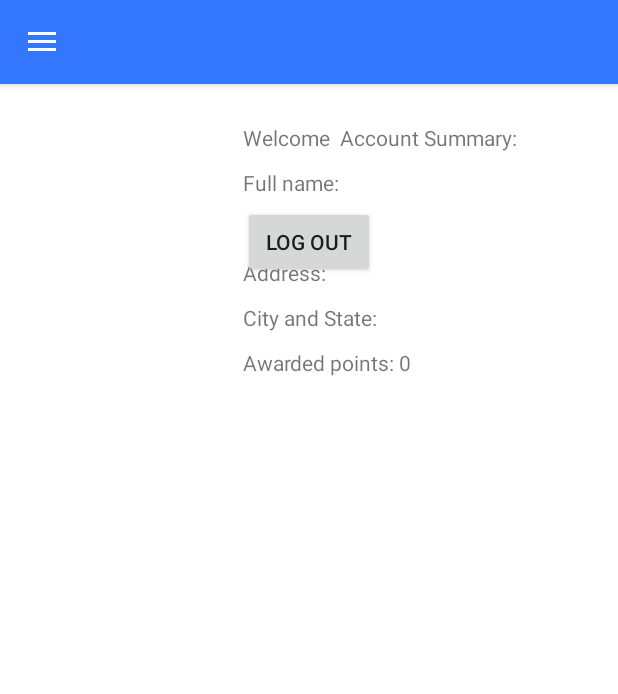
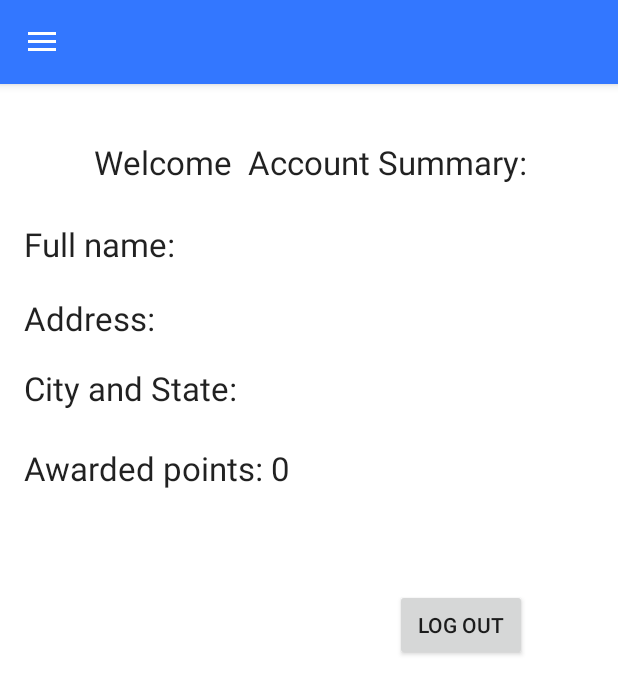
Before and after one commit to csammcgrath/TeamProject, an Android app: the MainActivity screen opened directly, with no data from a screen before it, in the side drawer, after a tap on "Settings", on a phone screen of 412 x 824 dp. Shown: the top 694 px of the screen. Run offline under Robolectric (Android 15) with nearby library versions, the phone set to English and light mode, and no system bars; our stand-ins replace Firebase (no records; nobody signed in at launch, a user with empty details on screens opened directly); libraries missing offline, so code that uses them is left out: com.firebase.client; 3 statements that could not run were skipped.

Commit message:
fixed all bugs for the log In part

```diff
--- a/app/src/main/java/com/example/sam/testing2/MainActivity.java
+++ b/app/src/main/java/com/example/sam/testing2/MainActivity.java
@@ -18,6 +18,7 @@ import android.view.Menu;
 import android.view.MenuItem;
 import android.widget.Toast;
 
+import com.firebase.client.Firebase;
 import com.google.firebase.auth.FirebaseAuth;
 
 public class MainActivity extends AppCompatActivity
@@ -38,6 +39,7 @@ public class MainActivity extends AppCompatActivity
         drawer.setDrawerListener(toggle);
         toggle.syncState();
 
+        Firebase.setAndroidContext(this);
         NavigationView navigationView = (NavigationView) findViewById(R.id.nav_view);
         navigationView.setNavigationItemSelectedListener(this);
     }
@@ -74,30 +76,6 @@ public class MainActivity extends AppCompatActivity
         return super.onOptionsItemSelected(item);
     }
 
-    /*@SuppressWarnings("StatementWithEmptyBody")
-    @Override
-    public boolean onNavigationItemSelected(MenuItem item) {
-        // Handle navigation view item clicks here.
-        int id = item.getItemId();
-
-        if (id == R.id.nav_menu) {
-
-        } else if (id == R.id.nav_locations) {
-
-        } else if (id == R.id.nav_rewards) {
-
-        } else if (id == R.id.nav_contactUs) {
-
-        } else if (id == R.id.nav_settings) {
-            startActivity(new Intent(getApplicationContext(), settingActivity.class));
-        }
-
-        // draw stuff
-        DrawerLayout drawer = (DrawerLayout) findViewById(R.id.drawer_layout);
-        drawer.closeDrawer(GravityCompat.START);
-        return true;
-    }*/
-
     @SuppressWarnings("StatementWithEmptyBody")
     @Override
     public boolean onNavigationItemSelected(MenuItem item) {
@@ -115,7 +93,6 @@ public class MainActivity extends AppCompatActivity
         //initializing the fragment object which is selected
         switch (itemId) {
             case R.id.nav_rewards:
-                fragment = new Menu1();
                 break;
             case R.id.nav_menu:
                 fragment = new menuClass1();
@@ -125,6 +102,7 @@ public class MainActivity extends AppCompatActivity
                 break;
             case R.id.nav_settings:
                 fragment = new settingActivity();
+                break;
         }
         //replacing the fragment
         if (fragment != null) {
--- a/app/src/main/java/com/example/sam/testing2/UserInfo.java
+++ b/app/src/main/java/com/example/sam/testing2/UserInfo.java
@@ -7,11 +7,11 @@ package com.example.sam.testing2;
 // Class User Info
 public class UserInfo {
 
-    public String name;
-    public String address;
-    public String city;
-    public String state;
-    public int point;
+    private String name;
+    private String address;
+    private String city;
+    private String state;
+    private int point;
 
     public UserInfo(){
         this.address = "";
@@ -19,9 +19,17 @@ public class UserInfo {
         this.city = "";
         this.state = "";
         this.point = 0;
+    }
+
+    public  UserInfo(int point)
+    {
+        this.point = point;
+        getName();
+        getAddress();
+        getState();
+        getCity();
 
     }
-
     public UserInfo( String name, String address,String city, String state){
         this.address = address;
         this.name = name;
@@ -30,10 +38,10 @@ public class UserInfo {
         this.point = 0;
     }
 
-    public String getName() {
+    public String getName()  {
         return name;
     }
-    public String getAddress(){
+    public String getAddress() {
         return address;
     }
     public String getCity(){
@@ -45,4 +53,20 @@ public class UserInfo {
     public int getPoint(){
         return point;
     }
+
+    public void setName(String name){
+        this.name = name;
+    }
+    public void setAddress(String address){
+        this.address = address;
+    }
+    public void setCity(String city){
+        this.city = name;
+    }
+    public void setState(String state){
+        this.state = state;
+    }
+    public void setPoint(int point){
+        this.point = point;
+    }
 }
--- a/app/src/main/java/com/example/sam/testing2/profileActivity.java
+++ b/app/src/main/java/com/example/sam/testing2/profileActivity.java
@@ -31,6 +31,7 @@ public class profileActivity extends AppCompatActivity implements android.view.V
     private EditText editTextCite;
     private EditText editTextNameSate;
     private DatabaseReference databaseReference;
+    private  UserInfo userInfo;
 
     @Override
     protected void onCreate(Bundle savedInstanceState) {
@@ -69,9 +70,8 @@ public class profileActivity extends AppCompatActivity implements android.view.V
         String address = editTextAddress.getText().toString().trim();
         String city = editTextCite.getText().toString().trim();
         String state = editTextNameSate.getText().toString().trim();
-        int point = 0;
 
-        UserInfo userInfo = new UserInfo( name, address,city, state);
+        userInfo = new UserInfo( name, address,city, state);
 
         FirebaseUser user = firebaseAuth.getCurrentUser();
 
--- a/app/src/main/java/com/example/sam/testing2/settingActivity.java
+++ b/app/src/main/java/com/example/sam/testing2/settingActivity.java
@@ -11,56 +11,22 @@ import android.view.View;
 import android.view.ViewGroup;
 import android.widget.Button;
 import android.widget.TextView;
+import android.widget.Toast;
 
+import com.firebase.client.DataSnapshot;
+import com.firebase.client.Firebase;
+import com.firebase.client.FirebaseError;
+import com.firebase.client.ValueEventListener;
 import com.google.firebase.auth.FirebaseAuth;
 import com.google.firebase.auth.FirebaseUser;
+import com.google.firebase.database.DatabaseError;
+import com.google.firebase.database.DatabaseReference;
+import com.google.firebase.database.FirebaseDatabase;
+import com.google.firebase.database.MutableData;
+import com.google.firebase.database.Transaction;
+
 
 public class settingActivity extends Fragment  {
-
-    /*private FirebaseAuth firebaseAuth;
-    private Button buttonLogOut;
-    private TextView email;
-    private TextView name;
-
-    private TextView address;
-    private TextView state;
-    private TextView point;
-    private UserInfo userInfo;
-    @Override
-    protected void onCreate(Bundle savedInstanceState) {
-        super.onCreate(savedInstanceState);
-        setContentView(R.layout.activity_setting);
-        userInfo = new UserInfo();
-
-        firebaseAuth = FirebaseAuth.getInstance();
-        FirebaseUser user = firebaseAuth.getCurrentUser();
-
-
-        buttonLogOut = (Button) findViewById(R.id.logOut);
-        email = (TextView) findViewById(R.id.textView2);
-        name = (TextView) findViewById(R.id.textView3);
-        address = (TextView) findViewById(R.id.textView5);
-        state = (TextView) findViewById(R.id.textView6);
-        point = (TextView) findViewById(R.id.textView7);
-
-        email.setText("Welcome " + user.getEmail() + " " + "Account Summary:");
-        name.setText("Full name: " + userInfo.getName());
-        address.setText("Address: " + userInfo.getAddress());
-        state.setText("City and State: " + userInfo.getCity() + " " + userInfo.getState());
-        point.setText("Awarded points: " + userInfo.getPoint());
-
-        buttonLogOut.setOnClickListener(this);
-    }
-
-    @Override
-    public void onClick(View view){
-        if(view == buttonLogOut){
-
-            firebaseAuth.signOut();
-            finish();
-            startActivity(new Intent(this, SignIn.class));
-        }
-    }*/
 
     private FirebaseAuth firebaseAuth;
     private Button buttonLogOut;
@@ -71,6 +37,9 @@ public class settingActivity extends Fragment  {
     private TextView state;
     private TextView point;
     private UserInfo userInfo;
+    private DatabaseReference databaseReference;
+    private Firebase firebase;
+
 
     @Nullable
     @Override
@@ -87,8 +56,13 @@ public class settingActivity extends Fragment  {
 
         userInfo = new UserInfo();
 
+        databaseReference = FirebaseDatabase.getInstance().getReference();
+
         firebaseAuth = FirebaseAuth.getInstance();
         FirebaseUser user = firebaseAuth.getCurrentUser();
+
+        final FirebaseDatabase database = FirebaseDatabase.getInstance();
+        DatabaseReference ref = database.getReference(user.getUid());
 
         buttonLogOut = (Button) getView().findViewById(R.id.logOut);
         email = (TextView) getView().findViewById(R.id.textView2);
@@ -103,7 +77,61 @@ public class settingActivity extends Fragment  {
         state.setText("City and State: " + userInfo.getCity() + " " + userInfo.getState());
         point.setText("Awarded points: " + userInfo.getPoint());
 
-        buttonLogOut.setOnClickListener(new View.OnClickListener() {
+
+        DatabaseReference upvotesRef = ref.child("point");
+        upvotesRef.runTransaction(new Transaction.Handler() {
+            @Override
+            public Transaction.Result doTransaction(MutableData mutableData) {
+                Integer currentValue = mutableData.getValue(Integer.class);
+                if (currentValue == null) {
+                    mutableData.setValue(1);
+                } else {
+                    mutableData.setValue(currentValue + 8);
+                }
+
+                return Transaction.success(mutableData);
+            }
+
+            @Override
+            public void onComplete(DatabaseError databaseError, boolean b, com.google.firebase.database.DataSnapshot dataSnapshot) {
+                display();
+            }
+
+        });
+
+
+        email.setText("Welcome " + user.getEmail() + " " + "Account Summary:");
+        firebase = new Firebase("https://krazysub-aac40.firebaseio.com/");
+
+        firebase.addValueEventListener(new ValueEventListener() {
+
+            @Override
+            public void onDataChange(DataSnapshot dataSnapshot) {
+                for (DataSnapshot data : dataSnapshot.getChildren()) {
+                    userInfo = new UserInfo();
+
+                    String strName = data.getValue(UserInfo.class).getName();
+                    String strAddress = data.getValue(UserInfo.class).getAddress();
+                    String strCity = data.getValue(UserInfo.class).getCity();
+                    String strState = data.getValue(UserInfo.class).getState();
+                    int strPoint = data.getValue(UserInfo.class).getPoint();
+
+                    name.setText("Full name: " + strName);
+                    address.setText("Address: " + strAddress);
+                    state.setText("City and State: " + strCity + " ," + strState);
+                    point.setText("Awarded points: " + strPoint );
+                }
+            }
+
+            @Override
+            public void onCancelled(FirebaseError firebaseError) {
+
+            }
+        });
+
+
+
+    buttonLogOut.setOnClickListener(new View.OnClickListener() {
             @Override
             public void onClick(View view) {
                 firebaseAuth.signOut();
@@ -115,4 +143,9 @@ public class settingActivity extends Fragment  {
             }
         });
     }
+
+    // Points were added
+    public void display(){
+       Toast.makeText(settingActivity.this.getActivity(),"New Reward Points were added...", Toast.LENGTH_SHORT).show();
+    }
 }
--- a/app/src/main/res/layout/activity_setting.xml
+++ b/app/src/main/res/layout/activity_setting.xml
@@ -12,58 +12,68 @@
         android:text="TextView"
         android:layout_width="wrap_content"
         android:layout_height="wrap_content"
-    android:layout_alignParentTop="true"
-    android:layout_alignStart="@+id/logOut"
-    android:layout_marginTop="10dp"
-    android:id="@+id/textView2"
-    android:layout_alignParentEnd="true" />
+        android:layout_marginTop="20dp"
+        android:id="@+id/textView5"
+        android:layout_below="@+id/textView3"
+        android:layout_alignParentStart="true"
+        android:layout_alignParentEnd="true"
+        android:textAppearance="@style/TextAppearance.AppCompat.Large"
+        tools:ignore="HardcodedText" />
 
     <TextView
         android:text="TextView"
         android:layout_width="wrap_content"
         android:layout_height="wrap_content"
-        android:layout_alignParentTop="true"
-        android:layout_alignStart="@+id/logOut"
-        android:layout_marginTop="40dp"
-        android:id="@+id/textView3"
-        android:layout_alignParentEnd="true" />
-
+        android:layout_marginTop="17dp"
+        android:id="@+id/textView6"
+        android:layout_below="@+id/textView5"
+        android:layout_alignParentStart="true"
+        android:textAppearance="@style/TextAppearance.AppCompat.Large"
+        tools:ignore="HardcodedText" />
 
     <TextView
         android:text="TextView"
         android:layout_width="wrap_content"
         android:layout_height="wrap_content"
-        android:layout_alignParentTop="true"
-        android:layout_alignStart="@+id/logOut"
-        android:layout_marginTop="100dp"
-        android:id="@+id/textView5"
-        android:layout_alignParentEnd="true" />
+        android:layout_marginTop="24dp"
+        android:id="@+id/textView7"
+        android:layout_below="@+id/textView6"
+        android:layout_alignParentStart="true"
+        android:textAppearance="@style/TextAppearance.AppCompat.Large"
+        tools:ignore="HardcodedText" />
+
     <TextView
         android:text="TextView"
         android:layout_width="wrap_content"
         android:layout_height="wrap_content"
-        android:layout_alignParentTop="true"
-        android:layout_alignStart="@+id/logOut"
-        android:layout_marginTop="130dp"
-        android:id="@+id/textView6"
-        android:layout_alignParentEnd="true" />
+        android:layout_marginTop="26dp"
+        android:id="@+id/textView3"
+        android:textAppearance="@style/TextAppearance.AppCompat.Large"
+        android:layout_below="@+id/textView2"
+        android:layout_alignParentStart="true"
+        tools:ignore="HardcodedText" />
+
     <TextView
-        android:text="TextView"
+    android:text="@string/textview"
     android:layout_width="wrap_content"
     android:layout_height="wrap_content"
+        android:gravity="center"
+        android:includeFontPadding="false"
+        android:layout_marginTop="24dp"
+    android:id="@+id/textView2"
+        android:textAppearance="@style/TextAppearance.AppCompat.Large"
         android:layout_alignParentTop="true"
-        android:layout_alignStart="@+id/logOut"
-        android:layout_marginTop="160dp"
-        android:id="@+id/textView7"
-        android:layout_alignParentEnd="true" />
+        android:layout_alignEnd="@+id/logOut" />
 
     <Button
-        android:text="Log Out"
+        android:text="@string/log_out"
         android:layout_width="wrap_content"
     android:layout_height="wrap_content"
         android:id="@+id/logOut"
-        android:layout_centerVertical="true"
-        android:layout_centerHorizontal="true"
-        android:onClick="logOutOnClick" />
+        android:onClick="logOutOnClick"
+        android:layout_marginTop="66dp"
+        android:layout_below="@+id/textView7"
+        android:layout_toEndOf="@+id/textView7"
+        android:layout_marginStart="69dp" />
 
 </RelativeLayout>
--- a/app/src/main/res/values/strings.xml
+++ b/app/src/main/res/values/strings.xml
@@ -26,4 +26,6 @@
     <string name="large_text">LARGE TEXT</string>
     <string name="main_menu">Main Menu</string>
     <string name="save_information">Save Information</string>
+    <string name="textview">TextView</string>
+    <string name="log_out">Log Out</string>
 </resources>
```
Also changed, not shown: app/build.gradle (+17 -7 lines), 1 other file. Lines whose indentation alone changed are shown as unchanged.
